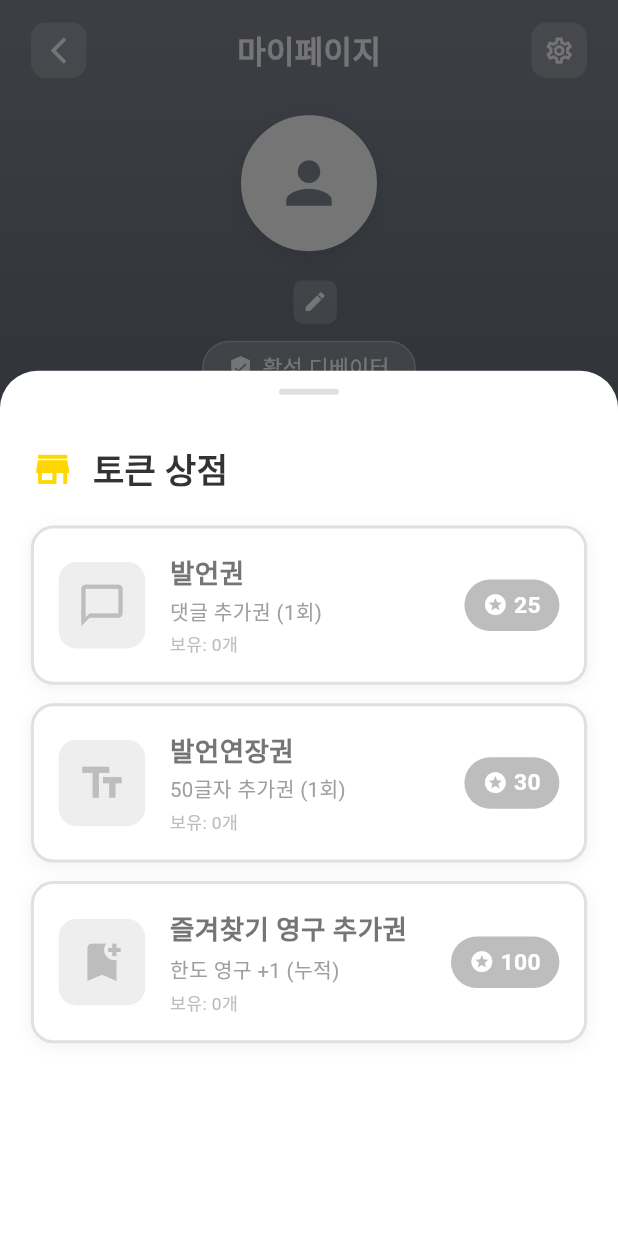
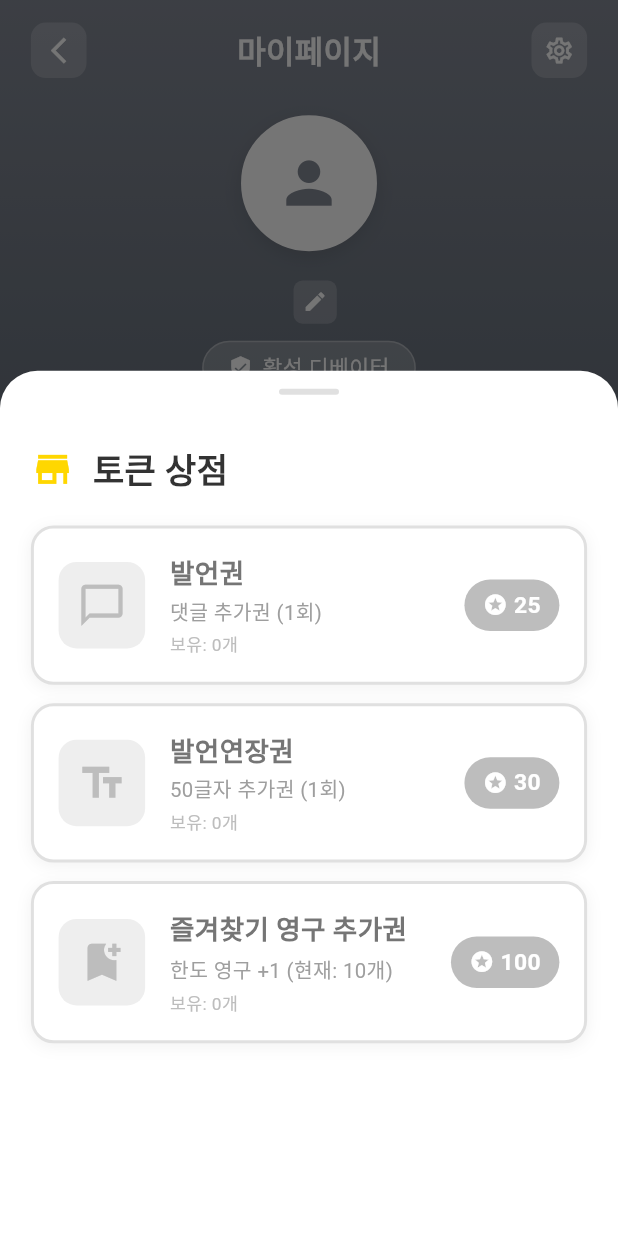
Before and after one commit to Liuese0/VS_News, a Flutter app: the MyPageScreen screen opened directly, after a tap on "상점", on a phone screen of 412 x 824 dp. Run offline on Flutter 3.47's test engine with Material 3 defaults, Android fonts, the phone set to English and light mode, and no system bars; our stand-ins replace cloud_firestore, device_info_plus, dio, firebase_core, flutter_secure_storage, google_generative_ai and 3 more; accounts and stored records are empty; network calls fail; Roboto replaces fonts that are missing (Pretendard).

Commit message:
Show immediate bookmark limit increase on permanent slot purchase
Purchase confirmation improvements:
- Show new bookmark limit in success message
  "즐겨찾기 영구 추가권 구매 완료! 즐겨찾기 한도: 11개"
- Extend message duration to 3 seconds

Shop UI improvements:
- Show current limit in description: "한도 영구 +1 (현재: 10개)"
- Updates dynamically when slots are purchased
- Makes it clear that limit increases immediately

```diff
--- a/lib/screens/my_page_screen.dart
+++ b/lib/screens/my_page_screen.dart
@@ -1300,6 +1300,13 @@ class _MyPageScreenState extends State<MyPageScreen> {
     final itemCount = userInfo[itemType] ?? 0;
     final canAfford = currentTokens >= tokenCost;
 
+    // 영구 즐겨찾기 슬롯인 경우 현재 한도 표시
+    String displayDescription = description;
+    if (itemType == 'permanentBookmarkSlots') {
+      final currentLimit = 10 + itemCount;
+      displayDescription = '한도 영구 +1 (현재: $currentLimit개)';
+    }
+
     return GestureDetector(
       onTap: () async {
         if (canAfford) {
@@ -1358,17 +1365,29 @@ class _MyPageScreenState extends State<MyPageScreen> {
               await authProvider.loadUserInfo();
 
               if (context.mounted) {
+                final updatedUserInfo = authProvider.userInfo ?? {};
+                final newItemCount = updatedUserInfo[itemType] ?? 0;
+
+                String message = '$title을(를) 구매했습니다!';
+
+                // 영구 즐겨찾기 슬롯인 경우 한도 표시
+                if (itemType == 'permanentBookmarkSlots') {
+                  final newLimit = 10 + newItemCount;
+                  message = '$title 구매 완료!\n즐겨찾기 한도: $newLimit개';
+                }
+
                 ScaffoldMessenger.of(context).showSnackBar(
                   SnackBar(
                     content: Row(
                       children: [
                         const Icon(Icons.check_circle, color: Colors.white),
                         const SizedBox(width: 8),
-                        Text('$title을(를) 구매했습니다!'),
+                        Expanded(child: Text(message)),
                       ],
                     ),
                     backgroundColor: const Color(0xFF4CAF50),
                     behavior: SnackBarBehavior.floating,
+                    duration: const Duration(seconds: 3),
                   ),
                 );
                 Navigator.pop(context);
@@ -1440,7 +1459,7 @@ class _MyPageScreenState extends State<MyPageScreen> {
                   ),
                   SizedBox(height: screenWidth * 0.01),
                   Text(
-                    description,
+                    displayDescription,
                     style: TextStyle(
                       fontSize: screenWidth * 0.033,
                       color: canAfford ? const Color(0xFF666666) : Colors.grey.shade500,
```
